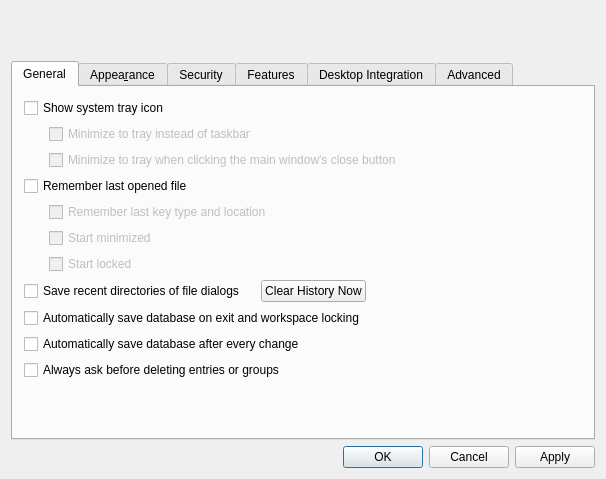
This is src/forms/SettingsDlg.ui in thooge/keepassx1 as Qt 5 draws it before an edit. The edited form follows.
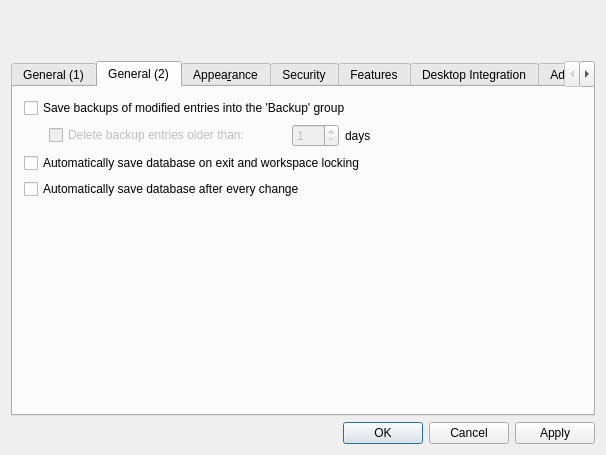
This is the edited form. The open tabs and pages were chosen to show the change. Custom widgets are drawn as their Qt base class.

Commit message: Implemented backup feature Disabled desktop integration plugins Disabled "Features" tab in SettingsDlg Removed useless files

```diff
--- a/src/forms/SettingsDlg.ui
+++ b/src/forms/SettingsDlg.ui
@@ -6,7 +6,7 @@
     <x>0</x>
     <y>0</y>
     <width>606</width>
-    <height>479</height>
+    <height>455</height>
    </rect>
   </property>
   <property name="windowTitle" >
@@ -52,14 +52,14 @@
         <x>0</x>
         <y>0</y>
         <width>584</width>
-        <height>345</height>
+        <height>321</height>
        </rect>
       </property>
       <property name="whatsThis" >
        <string>The integration plugins provide features like usage of the native file dialogs and message boxes of the particular desktop environments.</string>
       </property>
       <attribute name="title" >
-       <string>General</string>
+       <string>General (1)</string>
       </attribute>
       <layout class="QVBoxLayout" >
        <item>
@@ -284,6 +284,104 @@
         </layout>
        </item>
        <item>
+        <widget class="QCheckBox" name="checkBox_AskBeforeDelete" >
+         <property name="text" >
+          <string>Always ask before deleting entries or groups</string>
+         </property>
+        </widget>
+       </item>
+       <item>
+        <spacer>
+         <property name="orientation" >
+          <enum>Qt::Vertical</enum>
+         </property>
+         <property name="sizeHint" stdset="0" >
+          <size>
+           <width>20</width>
+           <height>0</height>
+          </size>
+         </property>
+        </spacer>
+       </item>
+      </layout>
+     </widget>
+     <widget class="QWidget" name="TabGeneral2" >
+      <property name="geometry" >
+       <rect>
+        <x>0</x>
+        <y>0</y>
+        <width>584</width>
+        <height>321</height>
+       </rect>
+      </property>
+      <attribute name="title" >
+       <string>General (2)</string>
+      </attribute>
+      <layout class="QVBoxLayout" name="verticalLayout" >
+       <item>
+        <widget class="QCheckBox" name="CheckBox_Backup" >
+         <property name="text" >
+          <string>Save backups of modified entries into the 'Backup' group</string>
+         </property>
+        </widget>
+       </item>
+       <item>
+        <layout class="QHBoxLayout" name="horizontalLayout" >
+         <item>
+          <spacer name="spacer" >
+           <property name="orientation" >
+            <enum>Qt::Horizontal</enum>
+           </property>
+           <property name="sizeType" >
+            <enum>QSizePolicy::Fixed</enum>
+           </property>
+           <property name="sizeHint" stdset="0" >
+            <size>
+             <width>25</width>
+             <height>10</height>
+            </size>
+           </property>
+          </spacer>
+         </item>
+         <item>
+          <widget class="QCheckBox" name="CheckBox_BackupDelete" >
+           <property name="enabled" >
+            <bool>false</bool>
+           </property>
+           <property name="text" >
+            <string>Delete backup entries older than:</string>
+           </property>
+          </widget>
+         </item>
+         <item>
+          <widget class="QSpinBox" name="SpinBox_BackupDeleteAfter" >
+           <property name="enabled" >
+            <bool>false</bool>
+           </property>
+           <property name="sizePolicy" >
+            <sizepolicy vsizetype="Fixed" hsizetype="Fixed" >
+             <horstretch>0</horstretch>
+             <verstretch>0</verstretch>
+            </sizepolicy>
+           </property>
+           <property name="minimum" >
+            <number>1</number>
+           </property>
+           <property name="maximum" >
+            <number>999</number>
+           </property>
+          </widget>
+         </item>
+         <item>
+          <widget class="QLabel" name="label" >
+           <property name="text" >
+            <string>days</string>
+           </property>
+          </widget>
+         </item>
+        </layout>
+       </item>
+       <item>
         <widget class="QCheckBox" name="CheckBox_AutoSave" >
          <property name="text" >
           <string>Automatically save database on exit and workspace locking</string>
@@ -298,21 +396,14 @@
         </widget>
        </item>
        <item>
-        <widget class="QCheckBox" name="checkBox_AskBeforeDelete" >
-         <property name="text" >
-          <string>Always ask before deleting entries or groups</string>
-         </property>
-        </widget>
-       </item>
-       <item>
-        <spacer>
+        <spacer name="verticalSpacer" >
          <property name="orientation" >
           <enum>Qt::Vertical</enum>
          </property>
          <property name="sizeHint" stdset="0" >
           <size>
            <width>20</width>
-           <height>0</height>
+           <height>40</height>
           </size>
          </property>
         </spacer>
```
Left out of the diff: 21 changed lines with no effect on the pictures. The commit also changes 22 other files.
